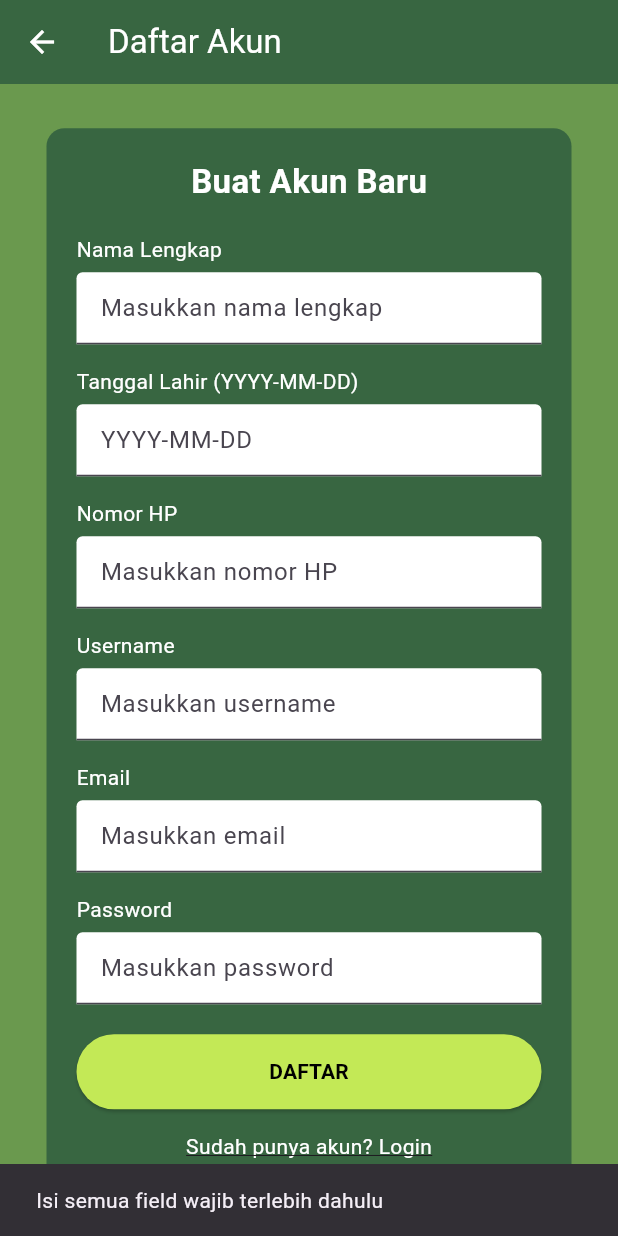
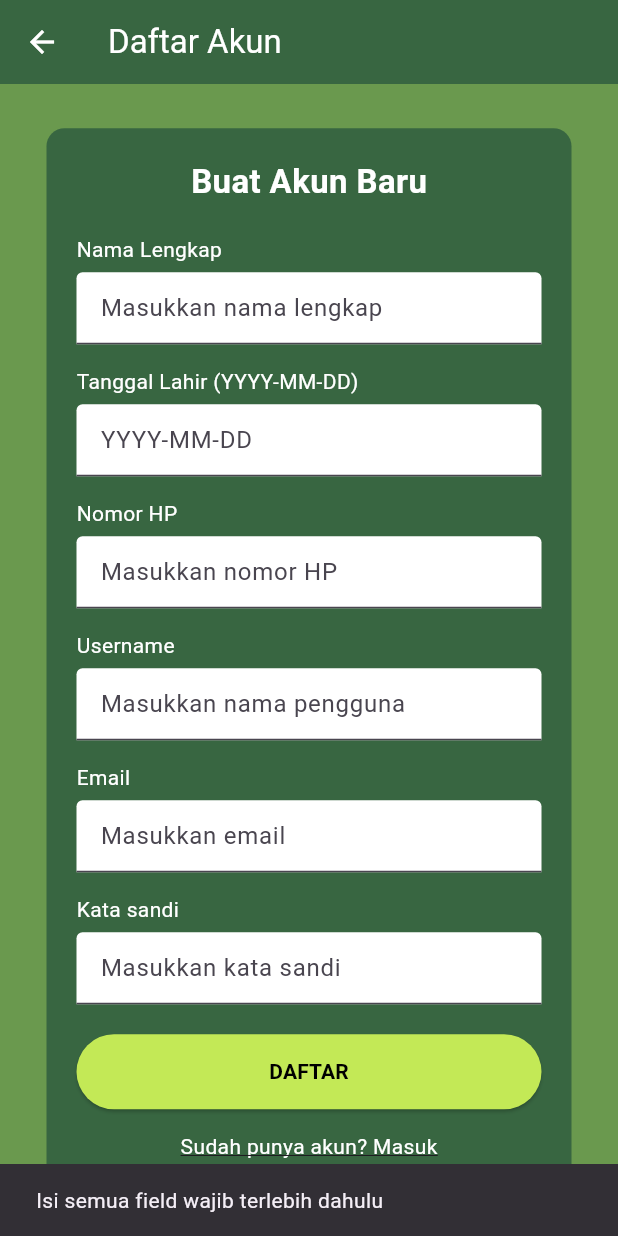
Before and after one commit to anisyarahmawati1097/PBL-PARKEY, a Flutter app: the DaftarPage screen opened directly, after a tap on "DAFTAR", on a phone screen of 412 x 824 dp. Run offline on Flutter 3.47's test engine with Material 3 defaults, Android fonts, the phone set to English and light mode, and no system bars.

Commit message:
mengubah bahasa menjadi b.indo

```diff
--- a/lib/daftar.dart
+++ b/lib/daftar.dart
@@ -57,7 +57,7 @@ class _DaftarPageState extends State<DaftarPage> {
 
       if (response.statusCode == 201) {
         ScaffoldMessenger.of(context).showSnackBar(
-          SnackBar(content: Text(data["message"] ?? "Registrasi berhasil")),
+          SnackBar(content: Text(data["message"] ?? "Berhasil daftar")),
         );
 
         Navigator.pushReplacement(
@@ -72,7 +72,7 @@ class _DaftarPageState extends State<DaftarPage> {
           msg = (errors[firstField] as List).first.toString();
         }
         ScaffoldMessenger.of(context).showSnackBar(
-          SnackBar(content: Text(msg.isNotEmpty ? msg : "Registrasi gagal")),
+          SnackBar(content: Text(msg.isNotEmpty ? msg : "Gagal daftar")),
         );
       }
     } catch (e) {
@@ -169,7 +169,7 @@ class _DaftarPageState extends State<DaftarPage> {
                 TextField(
                   controller: _usernameController,
                   decoration: const InputDecoration(
-                    hintText: "Masukkan username",
+                    hintText: "Masukkan nama pengguna",
                     filled: true,
                     fillColor: Colors.white,
                   ),
@@ -189,13 +189,13 @@ class _DaftarPageState extends State<DaftarPage> {
                 ),
                 const SizedBox(height: 15),
 
-                const Text("Password", style: TextStyle(color: Colors.white)),
+                const Text("Kata sandi", style: TextStyle(color: Colors.white)),
                 const SizedBox(height: 5),
                 TextField(
                   controller: _passwordController,
                   obscureText: true,
                   decoration: const InputDecoration(
-                    hintText: "Masukkan password",
+                    hintText: "Masukkan kata sandi",
                     filled: true,
                     fillColor: Colors.white,
                   ),
@@ -228,7 +228,7 @@ class _DaftarPageState extends State<DaftarPage> {
                       );
                     },
                     child: const Text(
-                      "Sudah punya akun? Login",
+                      "Sudah punya akun? Masuk",
                       style: TextStyle(
                         color: Colors.white,
                         decoration: TextDecoration.underline,
```
